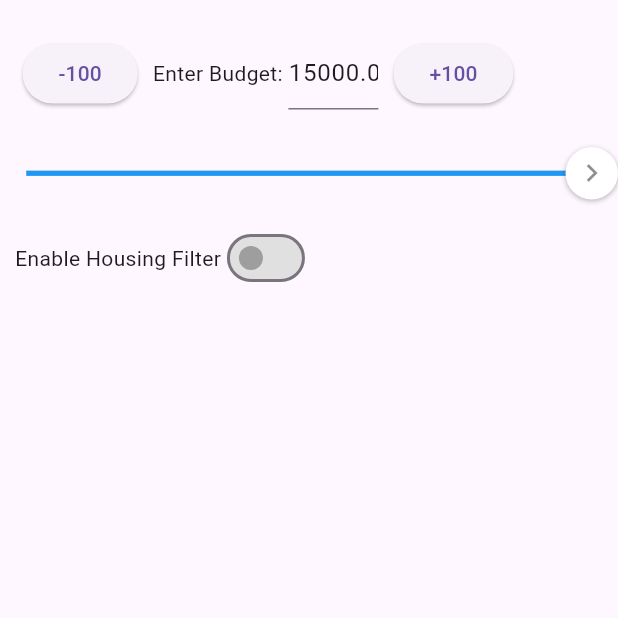
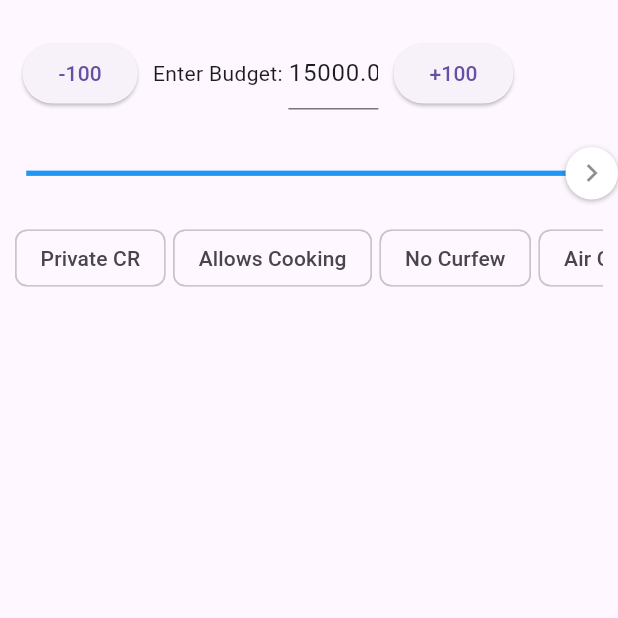
Before and after one commit to Gab4code/CMSC_128_PrototypeRepo, a Flutter app: the HousingPage screen opened directly, on a phone screen of 412 x 824 dp, the top half of it. Run offline on Flutter 3.47's test engine with Material 3 defaults, Android fonts, the phone set to English and light mode, and no system bars; our stand-ins replace another_xlider, cloud_firestore, confetti, firebase_auth, firebase_core, firebase_storage and 4 more; accounts and stored records are empty; network calls fail; Roboto replaces fonts that are missing (Arial).

Commit message:
added features

```diff
--- a/kantinir_mobile_app/lib/screens/food_page/foodPage.dart
+++ b/kantinir_mobile_app/lib/screens/food_page/foodPage.dart
@@ -128,7 +128,8 @@ class _FoodPageState extends State<FoodPage> {
                         : Colors.white, // Alternate colors
                     child: ListTile(
                       title: Text(searchResults[index].name),
-                      subtitle: Text(searchResults[index].vendor),
+                      subtitle: Text(
+                          '${searchResults[index].vendor} - ${searchResults[index].category}'),
                       trailing: Text("₱${searchResults[index].price}"),
                     ),
                   ),
--- a/kantinir_mobile_app/lib/screens/housing_page/housingPage.dart
+++ b/kantinir_mobile_app/lib/screens/housing_page/housingPage.dart
@@ -156,34 +156,6 @@ class _housingPageState extends State<HousingPage> {
                   children: [
                     Column(
                       children: <Widget>[
-                        Row(
-                          children: [
-                            Text(
-                              'Enable Housing Filter',
-                              style: TextStyle(
-                                fontFamily: 'Arial',
-                                fontSize: 14.0,
-                              ),
-                            ),
-                            Switch(
-                              value: fliterIsSwitched,
-                              onChanged: (value) {
-                                setState(() {
-                                  fliterIsSwitched = value;
-                                });
-                              },
-                              activeColor:
-                                  Colors.blue, // Customize the active color
-                              activeTrackColor: Colors
-                                  .lightBlue, // Customize the active track color
-                              inactiveThumbColor: Colors
-                                  .grey, // Customize the inactive thumb color
-                              inactiveTrackColor: Colors.grey[
-                                  300], // Customize the inactive track color
-                            ),
-                          ],
-                        ),
-                        if (fliterIsSwitched)
                         SingleChildScrollView(
                           scrollDirection: Axis.horizontal,
                           child: Wrap(
@@ -252,8 +224,7 @@ class _housingPageState extends State<HousingPage> {
                                         if (selected) {
                                           array_tag_housing.add('no_curfew');
                                         } else {
-                                            array_tag_housing
-                                                .remove('no_curfew');
+                                          array_tag_housing.remove('no_curfew');
                                         }
                                       });
                                     },
@@ -275,8 +246,7 @@ class _housingPageState extends State<HousingPage> {
                                       setState(() {
                                         is_aircondition = selected;
                                         if (selected) {
-                                            array_tag_housing
-                                                .add('aircondition');
+                                          array_tag_housing.add('aircondition');
                                         } else {
                                           array_tag_housing
                                               .remove('aircondition');
@@ -317,8 +287,6 @@ class _housingPageState extends State<HousingPage> {
                             ],
                           ),
                         )
-                        else
-                          Text("")
                       ],
                     ),
                   ],
```
Also changed, not shown: kantinir_mobile_app/lib/screens/home/home.dart (+6 -2 lines), kantinir_mobile_app/lib/screens/home/home_content.dart (+28 -7 lines), kantinir_mobile_app/lib/screens/home/profile_page.dart (+17 -6 lines), kantinir_mobile_app/images/Housing_lua3.png (added), kantinir_mobile_app/images/Housing_lua4.png (added), kantinir_mobile_app/images/food_lua3.png (added), kantinir_mobile_app/images/food_lua4.png (added), kantinir_mobile_app/lib/screens/home/test.dart (added). Lines whose indentation alone changed are shown as unchanged.
